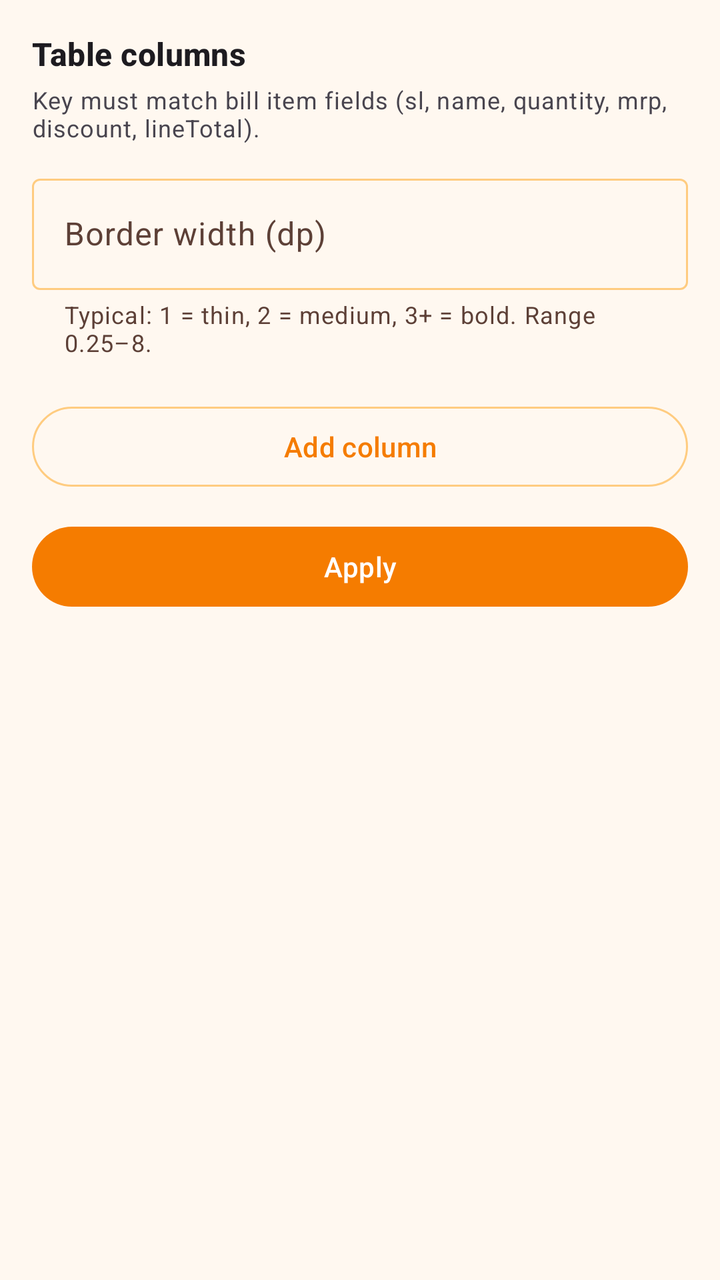
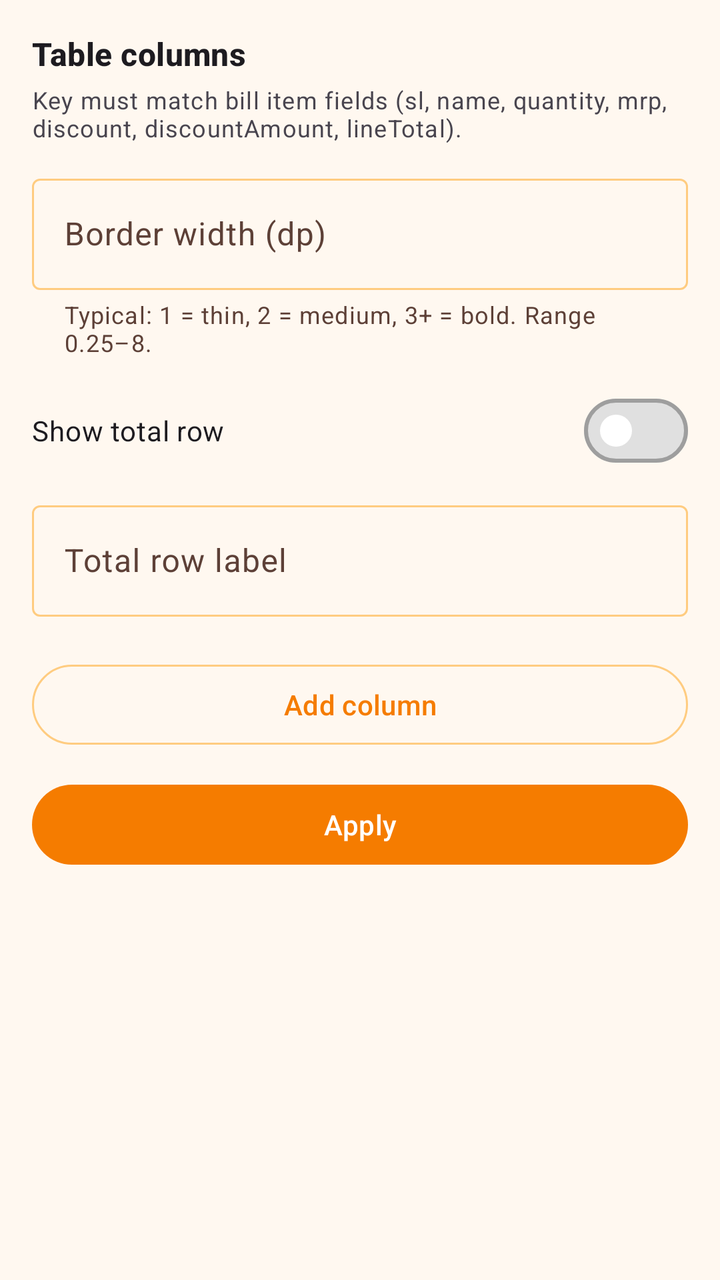

The first picture is an Android layout as it rendered before a commit; the second is the same layout after the commit. The layout source and the unified diff follow.
<!-- AndroidManifest.xml: application theme Theme.VikrSaathi -->
<!-- res/layout/bottom_sheet_table_columns.xml -->
<?xml version="1.0" encoding="utf-8"?>
<LinearLayout xmlns:android="http://schemas.android.com/apk/res/android"
    xmlns:app="http://schemas.android.com/apk/res-auto"
    android:layout_width="match_parent"
    android:layout_height="wrap_content"
    android:orientation="vertical"
    android:padding="16dp">

    <TextView
        android:layout_width="match_parent"
        android:layout_height="wrap_content"
        android:text="@string/table_columns"
        android:textAppearance="?attr/textAppearanceTitleMedium"
        android:textStyle="bold" />

    <TextView
        android:layout_width="match_parent"
        android:layout_height="wrap_content"
        android:layout_marginTop="4dp"
        android:text="@string/table_columns_hint"
        android:textAppearance="?attr/textAppearanceBodySmall" />

    <com.google.android.material.textfield.TextInputLayout
        android:id="@+id/layoutBorderWidth"
        style="@style/Widget.Material3.TextInputLayout.OutlinedBox"
        android:layout_width="match_parent"
        android:layout_height="wrap_content"
        android:layout_marginTop="12dp"
        android:hint="@string/table_border_width_dp"
        app:helperText="@string/table_border_width_hint">

        <com.google.android.material.textfield.TextInputEditText
            android:id="@+id/editBorderWidth"
            android:layout_width="match_parent"
            android:layout_height="wrap_content"
            android:inputType="numberDecimal" />
    </com.google.android.material.textfield.TextInputLayout>

    <androidx.recyclerview.widget.RecyclerView
        android:id="@+id/recyclerColumns"
        android:layout_width="match_parent"
        android:layout_height="wrap_content"
        android:layout_marginTop="12dp"
        android:nestedScrollingEnabled="false" />

    <com.google.android.material.button.MaterialButton
        android:id="@+id/buttonAddColumn"
        style="@style/Widget.Material3.Button.OutlinedButton"
        android:layout_width="match_parent"
        android:layout_height="wrap_content"
        android:layout_marginTop="8dp"
        android:text="@string/add_column" />

    <com.google.android.material.button.MaterialButton
        android:id="@+id/buttonApplyColumns"
        android:layout_width="match_parent"
        android:layout_height="wrap_content"
        android:layout_marginTop="12dp"
        android:text="@string/apply_changes" />
</LinearLayout>
<!-- resources referenced by this layout -->
<resources>
  <string name="add_column">Add column</string>
  <string name="apply_changes">Apply</string>
  <string name="table_border_width_dp">Border width (dp)</string>
  <string name="table_border_width_hint">Typical: 1 = thin, 2 = medium, 3+ = bold. Range 0.25–8.</string>
  <string name="table_columns">Table columns</string>
  <string name="table_columns_hint">Key must match bill item fields (sl, name, quantity, mrp, discount, lineTotal).</string>
  <style name="Theme.VikrSaathi" parent="Theme.Material3.DayNight.NoActionBar">
          <item name="colorPrimary">@color/orange_primary</item>
          <item name="colorPrimaryDark">@color/orange_primary_dark</item>
          <item name="colorPrimaryVariant">@color/orange_primary_dark</item>
          <item name="colorOnPrimary">@color/orange_on_primary</item>
          <item name="colorSecondary">@color/orange_accent</item>
          <item name="colorSecondaryVariant">@color/orange_700</item>
          <item name="colorOnSecondary">@color/black</item>
          <item name="colorPrimaryContainer">@color/orange_100</item>
          <item name="colorOnPrimaryContainer">@color/orange_900</item>
          <item name="colorSurface">@color/surface_card</item>
          <item name="colorOnSurface">@color/text_primary_dark</item>
          <item name="colorSurfaceVariant">@color/orange_surface</item>
          <item name="colorOnSurfaceVariant">@color/text_secondary_dark</item>
          <item name="colorOutline">@color/stroke_default</item>
          <item name="colorOutlineVariant">@color/stroke_subtle</item>
          <item name="android:colorBackground">@color/orange_surface</item>
          <item name="android:statusBarColor">@color/orange_primary_dark</item>
          <item name="android:navigationBarColor">@color/orange_primary_dark</item>
          <item name="materialSwitchStyle">@style/VikrSaathiSwitch</item>
          <item name="materialButtonOutlinedStyle">@style/VikrSaathiOutlinedButton</item>
      </style>
  <color name="orange_primary">#F57C00</color>
  <color name="orange_primary_dark">#E65100</color>
  <color name="orange_on_primary">#FFFFFF</color>
  <color name="orange_accent">#FFB74D</color>
  <color name="orange_700">#F57C00</color>
  <color name="black">#FF000000</color>
  <color name="orange_100">#FFE0B2</color>
  <color name="orange_900">#E65100</color>
  <color name="surface_card">#FFFFFF</color>
  <color name="text_primary_dark">#212121</color>
  <color name="orange_surface">#FFF8F0</color>
  <color name="text_secondary_dark">#5D4037</color>
  <color name="stroke_default">@color/orange_200</color>
  <color name="stroke_subtle">@color/orange_100</color>
  <style name="VikrSaathiSwitch" parent="Widget.Material3.CompoundButton.MaterialSwitch">
          <item name="thumbTint">@color/switch_thumb_tint</item>
          <item name="trackTint">@color/switch_track_tint</item>
          <item name="trackDecorationTint">@color/switch_track_decoration_tint</item>
      </style>
  <style name="VikrSaathiOutlinedButton" parent="Widget.Material3.Button.OutlinedButton">
          <item name="android:textColor">@color/button_outlined_text</item>
          <item name="strokeColor">@color/button_outlined_stroke</item>
      </style>
  <color name="orange_200">#FFCC80</color>
</resources>

<!-- the commit's change to res/layout/bottom_sheet_table_columns.xml (unified diff, before → after) -->
@@ -36,6 +36,28 @@
             android:inputType="numberDecimal" />
     </com.google.android.material.textfield.TextInputLayout>
 
+    <com.google.android.material.materialswitch.MaterialSwitch
+        android:id="@+id/switchShowTotalRow"
+        android:layout_width="match_parent"
+        android:layout_height="wrap_content"
+        android:layout_marginTop="12dp"
+        android:text="@string/table_show_total_row" />
+
+    <com.google.android.material.textfield.TextInputLayout
+        android:id="@+id/layoutTotalRowLabel"
+        style="@style/Widget.Material3.TextInputLayout.OutlinedBox"
+        android:layout_width="match_parent"
+        android:layout_height="wrap_content"
+        android:layout_marginTop="8dp"
+        android:hint="@string/table_total_row_label">
+
+        <com.google.android.material.textfield.TextInputEditText
+            android:id="@+id/editTotalRowLabel"
+            android:layout_width="match_parent"
+            android:layout_height="wrap_content"
+            android:inputType="text" />
+    </com.google.android.material.textfield.TextInputLayout>
+
     <androidx.recyclerview.widget.RecyclerView
         android:id="@+id/recyclerColumns"
         android:layout_width="match_parent"
<!-- resource entries referenced after the edit -->
@@ -5,7 +5,9 @@
   <string name="table_border_width_dp">Border width (dp)</string>
   <string name="table_border_width_hint">Typical: 1 = thin, 2 = medium, 3+ = bold. Range 0.25–8.</string>
   <string name="table_columns">Table columns</string>
-  <string name="table_columns_hint">Key must match bill item fields (sl, name, quantity, mrp, discount, lineTotal).</string>
+  <string name="table_columns_hint">Key must match bill item fields (sl, name, quantity, mrp, discount, discountAmount, lineTotal).</string>
+  <string name="table_show_total_row">Show total row</string>
+  <string name="table_total_row_label">Total row label</string>
   <style name="Theme.VikrSaathi" parent="Theme.Material3.DayNight.NoActionBar">
           <item name="colorPrimary">@color/orange_primary</item>
           <item name="colorPrimaryDark">@color/orange_primary_dark</item>
